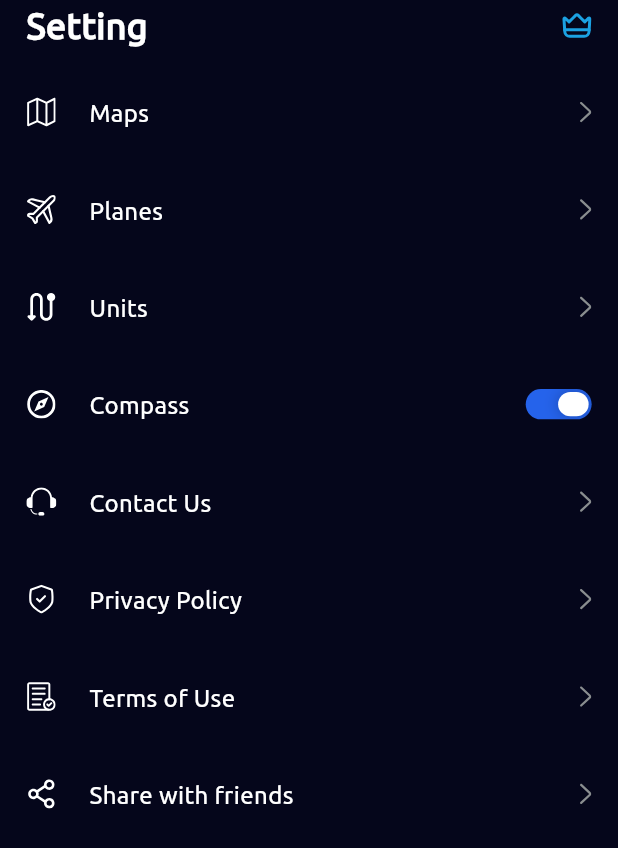
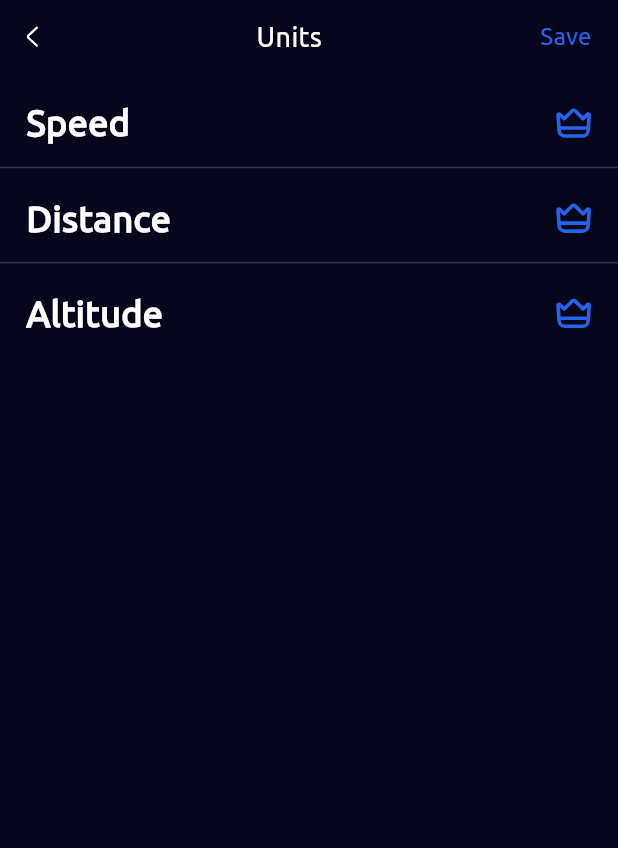
Before and after one commit to s0urav-hald3r/live_flight_tracker, a Flutter app: the SettingsView screen opened directly, after a tap on "Units", on a phone screen of 412 x 824 dp. Shown: the top 848 px of the screen. Run offline on Flutter 3.47's test engine with Material 3 defaults, Android fonts, the phone set to English and light mode, and no system bars; drawn by our look-alikes of flutter_advanced_switch; our stand-ins replace dio, flutter_native_splash, flutter_svg, get, get_storage, page_transition and 1 more; missing offline and left inert: fadingpageview, purchases_flutter; accounts and stored records are empty.

Commit message:
Unit view wor in progress

```diff
--- a/lib/components/plan_container.dart
+++ b/lib/components/plan_container.dart
@@ -2,7 +2,7 @@ import 'package:flutter/material.dart';
 import 'package:flutter_svg/flutter_svg.dart';
 import 'package:get/get.dart';
 import 'package:live_flight_tracker/config/colors.dart';
-import 'package:live_flight_tracker/config/extension.dart';
+import 'package:live_flight_tracker/utils/extension.dart';
 import 'package:live_flight_tracker/config/icons.dart';
 import 'package:live_flight_tracker/controllers/home_controller.dart';
 
--- a/lib/components/premium_appbar.dart
+++ b/lib/components/premium_appbar.dart
@@ -1,7 +1,7 @@
 import 'package:flutter/material.dart';
 import 'package:flutter_svg/flutter_svg.dart';
 import 'package:live_flight_tracker/config/colors.dart';
-import 'package:live_flight_tracker/config/extension.dart';
+import 'package:live_flight_tracker/utils/extension.dart';
 import 'package:live_flight_tracker/config/icons.dart';
 import 'package:live_flight_tracker/controllers/settings_controller.dart';
 import 'package:live_flight_tracker/services/navigator_key.dart';
--- a/lib/config/icons.dart
+++ b/lib/config/icons.dart
@@ -18,3 +18,4 @@ const String settingsShare = 'assets/icons/settings_share.svg';
 const String settingsTerms = 'assets/icons/settings_terms.svg';
 const String settingsUnit = 'assets/icons/settings_unit.svg';
 const String rightArrow = 'assets/icons/right_arrow.svg';
+const String leftArrow = 'assets/icons/left_arrow.svg';
--- a/lib/views/home_view.dart
+++ b/lib/views/home_view.dart
@@ -2,7 +2,7 @@ import 'package:flutter/material.dart';
 import 'package:flutter_svg/flutter_svg.dart';
 import 'package:get/get.dart';
 import 'package:live_flight_tracker/config/colors.dart';
-import 'package:live_flight_tracker/config/extension.dart';
+import 'package:live_flight_tracker/utils/extension.dart';
 import 'package:live_flight_tracker/config/icons.dart';
 import 'package:live_flight_tracker/controllers/home_controller.dart';
 import 'package:live_flight_tracker/views/settings_view.dart';
--- a/lib/views/onboarding_view.dart
+++ b/lib/views/onboarding_view.dart
@@ -3,7 +3,7 @@ import 'package:flutter/material.dart';
 import 'package:get/get.dart';
 import 'package:live_flight_tracker/config/colors.dart';
 import 'package:live_flight_tracker/config/constants.dart';
-import 'package:live_flight_tracker/config/extension.dart';
+import 'package:live_flight_tracker/utils/extension.dart';
 import 'package:live_flight_tracker/config/images.dart';
 import 'package:live_flight_tracker/controllers/home_controller.dart';
 import 'package:live_flight_tracker/services/local_storage.dart';
@@ -157,7 +157,7 @@ class _OnboardingViewState extends State<OnboardingView> {
 
                       pageController.next();
                     } else {
-                      LocalStorage.addData(isOnboardingDone, false);
+                      LocalStorage.addData(isOnboardingDone, true);
                       NavigatorKey.pushReplacement(const PremiumView(),
                           routeName: '/onboardingToPremium');
                     }
--- a/lib/views/premium_view.dart
+++ b/lib/views/premium_view.dart
@@ -5,7 +5,7 @@ import 'package:live_flight_tracker/components/plan_container.dart';
 import 'package:live_flight_tracker/components/premium_appbar.dart';
 import 'package:live_flight_tracker/components/premium_links.dart';
 import 'package:live_flight_tracker/config/colors.dart';
-import 'package:live_flight_tracker/config/extension.dart';
+import 'package:live_flight_tracker/utils/extension.dart';
 import 'package:live_flight_tracker/config/icons.dart';
 import 'package:live_flight_tracker/config/images.dart';
 import 'package:live_flight_tracker/controllers/settings_controller.dart';
--- a/lib/views/settings_view.dart
+++ b/lib/views/settings_view.dart
@@ -3,9 +3,11 @@ import 'package:flutter_advanced_switch/flutter_advanced_switch.dart';
 import 'package:flutter_svg/flutter_svg.dart';
 import 'package:live_flight_tracker/config/colors.dart';
 import 'package:live_flight_tracker/config/constants.dart';
-import 'package:live_flight_tracker/config/extension.dart';
+import 'package:live_flight_tracker/utils/extension.dart';
 import 'package:live_flight_tracker/config/icons.dart';
+import 'package:live_flight_tracker/services/navigator_key.dart';
 import 'package:live_flight_tracker/utils/utility_functions.dart';
+import 'package:live_flight_tracker/views/units_view.dart';
 import 'package:share_plus/share_plus.dart';
 
 class SettingsView extends StatelessWidget {
@@ -22,6 +24,7 @@ class SettingsView extends StatelessWidget {
             Container(
               padding: EdgeInsets.symmetric(horizontal: 16.w),
               width: MediaQuery.of(context).size.width,
+              height: 48.h,
               child: Row(
                   mainAxisAlignment: MainAxisAlignment.spaceBetween,
                   children: [
@@ -36,7 +39,7 @@ class SettingsView extends StatelessWidget {
                     SvgPicture.asset(premiumIcon)
                   ]),
             ),
-            SizedBox(height: 8.h),
+            SizedBox(height: 16.h),
             Container(
               padding: EdgeInsets.symmetric(horizontal: 16.w),
               width: MediaQuery.of(context).size.width,
@@ -57,7 +60,9 @@ class SettingsView extends StatelessWidget {
                   settingsUnit,
                   'Units',
                   SvgPicture.asset(rightArrow),
-                  () {},
+                  () {
+                    NavigatorKey.push(const UnitsView());
+                  },
                 ),
                 _items(
                   settingsCompass,
--- /dev/null
+++ b/lib/views/units_view.dart
@@ -0,0 +1,82 @@
+import 'package:flutter/material.dart';
+import 'package:flutter_svg/flutter_svg.dart';
+import 'package:live_flight_tracker/config/colors.dart';
+import 'package:live_flight_tracker/services/navigator_key.dart';
+import 'package:live_flight_tracker/utils/extension.dart';
+import 'package:live_flight_tracker/config/icons.dart';
+
+class UnitsView extends StatelessWidget {
+  const UnitsView({super.key});
+
+  @override
+  Widget build(BuildContext context) {
+    return Scaffold(
+      body: SafeArea(
+        child: SizedBox(
+          width: MediaQuery.of(context).size.width,
+          height: MediaQuery.of(context).size.height,
+          child: Column(children: [
+            Container(
+              padding: EdgeInsets.only(right: 16.w),
+              width: MediaQuery.of(context).size.width,
+              height: 48.h,
+              child: Row(
+                  mainAxisAlignment: MainAxisAlignment.spaceBetween,
+                  children: [
+                    InkWell(
+                      onTap: () => NavigatorKey.pop(),
+                      child: Padding(
+                        padding: EdgeInsets.only(left: 16.w),
+                        child: SvgPicture.asset(leftArrow),
+                      ),
+                    ),
+                    const Text(
+                      'Units',
+                      style: TextStyle(
+                        fontWeight: FontWeight.w500,
+                        fontSize: 18,
+                        color: whiteColor,
+                      ),
+                    ),
+                    const Text(
+                      'Save',
+                      style: TextStyle(
+                        fontWeight: FontWeight.w400,
+                        fontSize: 16,
+                        color: primaryColor,
+                      ),
+                    ),
+                  ]),
+            ),
+            _menuHeader('Speed'),
+            Divider(height: 1.h, color: const Color(0xFF323558)),
+            _menuHeader('Distance'),
+            Divider(height: 1.h, color: const Color(0xFF323558)),
+            _menuHeader('Altitude'),
+          ]),
+        ),
+      ),
+    );
+  }
+
+  Widget _menuHeader(String title) {
+    return Container(
+      margin: EdgeInsets.fromLTRB(16.w, 16.h, 16.w, 12.h),
+      child: Row(mainAxisAlignment: MainAxisAlignment.spaceBetween, children: [
+        Text(
+          title,
+          style: const TextStyle(
+            fontWeight: FontWeight.w700,
+            fontSize: 24,
+            color: whiteColor,
+          ),
+        ),
+        SizedBox(
+          width: 24,
+          height: 24,
+          child: SvgPicture.asset(premiumIcon),
+        )
+      ]),
+    );
+  }
+}
```
Also changed, not shown: assets/icons/left_arrow.svg (added), assets/icons/premiumIcon.svg, lib/utils/extension.dart (renamed from lib/config/extension.dart).
